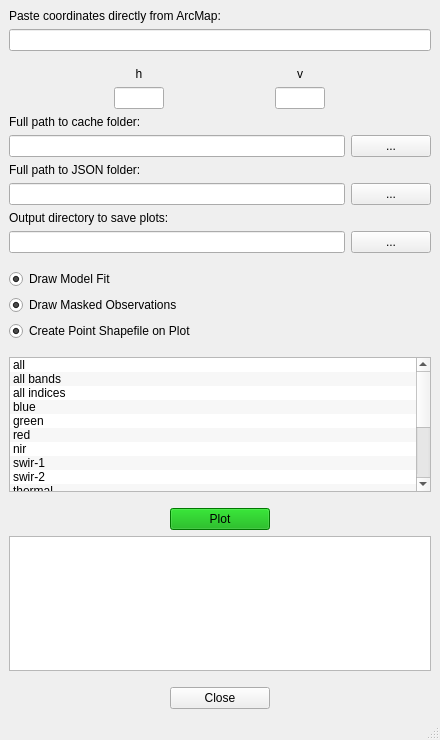
Qt form UI_MAIN.UI (repository-preservation/lcmap-tap) before a commit.
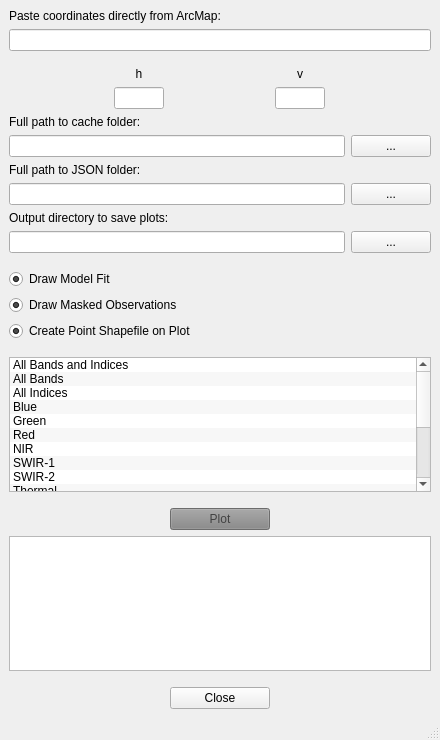
The same form after that commit.

```diff
--- a/UI_MAIN.UI
+++ b/UI_MAIN.UI
@@ -317,93 +317,96 @@
         </property>
         <item>
          <property name="text">
-          <string>all</string>
+          <string>All Bands and Indices</string>
          </property>
         </item>
         <item>
          <property name="text">
-          <string>all bands</string>
+          <string>All Bands</string>
          </property>
         </item>
         <item>
          <property name="text">
-          <string>all indices</string>
+          <string>All Indices</string>
          </property>
         </item>
         <item>
          <property name="text">
-          <string>blue</string>
+          <string>Blue</string>
          </property>
         </item>
         <item>
          <property name="text">
-          <string>green</string>
+          <string>Green</string>
          </property>
         </item>
         <item>
          <property name="text">
-          <string>red</string>
+          <string>Red</string>
          </property>
         </item>
         <item>
          <property name="text">
-          <string>nir</string>
+          <string>NIR</string>
          </property>
         </item>
         <item>
          <property name="text">
-          <string>swir-1</string>
+          <string>SWIR-1</string>
          </property>
         </item>
         <item>
          <property name="text">
-          <string>swir-2</string>
+          <string>SWIR-2</string>
          </property>
         </item>
         <item>
          <property name="text">
-          <string>thermal</string>
+          <string>Thermal</string>
          </property>
         </item>
         <item>
          <property name="text">
-          <string>ndvi</string>
+          <string>NDVI</string>
          </property>
         </item>
         <item>
          <property name="text">
-          <string>msavi</string>
+          <string>MSAVI</string>
          </property>
         </item>
         <item>
          <property name="text">
-          <string>evi</string>
+          <string>EVI</string>
          </property>
         </item>
         <item>
          <property name="text">
-          <string>savi</string>
+          <string>SAVI</string>
          </property>
         </item>
         <item>
          <property name="text">
-          <string>ndmi</string>
+          <string>NDMI</string>
          </property>
         </item>
         <item>
          <property name="text">
-          <string>nbr</string>
+          <string>NBR</string>
          </property>
         </item>
         <item>
          <property name="text">
-          <string>nbr-2</string>
+          <string>NBR-2</string>
          </property>
         </item>
        </widget>
       </item>
       <item row="19" column="0" alignment="Qt::AlignHCenter">
        <widget class="QPushButton" name="plotbutton">
+        <property name="enabled">
+         <bool>false</bool>
+        </property>
         <property name="sizePolicy">
          <sizepolicy hsizetype="Fixed" vsizetype="Fixed">
           <horstretch>0</horstretch>
@@ -437,45 +440,45 @@
            <colorrole role="Button">
             <brush brushstyle="SolidPattern">
              <color alpha="255">
-              <red>0</red>
-              <green>170</green>
-              <blue>0</blue>
+              <red>132</red>
+              <green>132</green>
+              <blue>132</blue>
              </color>
             </brush>
            </colorrole>
            <colorrole role="Light">
             <brush brushstyle="SolidPattern">
              <color alpha="255">
-              <red>0</red>
-              <green>255</green>
-              <blue>0</blue>
+              <red>198</red>
+              <green>198</green>
+              <blue>198</blue>
              </color>
             </brush>
            </colorrole>
            <colorrole role="Midlight">
             <brush brushstyle="SolidPattern">
              <color alpha="255">
-              <red>0</red>
-              <green>212</green>
-              <blue>0</blue>
+              <red>165</red>
+              <green>165</green>
+              <blue>165</blue>
              </color>
             </brush>
            </colorrole>
            <colorrole role="Dark">
             <brush brushstyle="SolidPattern">
              <color alpha="255">
-              <red>0</red>
-              <green>85</green>
-              <blue>0</blue>
+              <red>66</red>
+              <green>66</green>
+              <blue>66</blue>
              </color>
             </brush>
            </colorrole>
            <colorrole role="Mid">
             <brush brushstyle="SolidPattern">
              <color alpha="255">
-              <red>0</red>
-              <green>113</green>
-              <blue>0</blue>
+              <red>88</red>
+              <green>88</green>
+              <blue>88</blue>
              </color>
             </brush>
            </colorrole>
@@ -518,9 +521,9 @@
            <colorrole role="Window">
             <brush brushstyle="SolidPattern">
              <color alpha="255">
-              <red>0</red>
-              <green>170</green>
-              <blue>0</blue>
+              <red>132</red>
+              <green>132</green>
+              <blue>132</blue>
              </color>
             </brush>
            </colorrole>
@@ -536,9 +539,9 @@
            <colorrole role="AlternateBase">
             <brush brushstyle="SolidPattern">
              <color alpha="255">
-              <red>127</red>
-              <green>212</green>
-              <blue>127</blue>
+              <red>193</red>
+              <green>193</green>
+              <blue>193</blue>
              </color>
             </brush>
            </colorrole>
@@ -574,45 +577,45 @@
            <colorrole role="Button">
             <brush brushstyle="SolidPattern">
              <color alpha="255">
-              <red>0</red>
-              <green>170</green>
-              <blue>0</blue>
+              <red>132</red>
+              <green>132</green>
+              <blue>132</blue>
              </color>
             </brush>
            </colorrole>
            <colorrole role="Light">
             <brush brushstyle="SolidPattern">
              <color alpha="255">
-              <red>0</red>
-              <green>255</green>
-              <blue>0</blue>
+              <red>198</red>
+              <green>198</green>
+              <blue>198</blue>
              </color>
             </brush>
            </colorrole>
            <colorrole role="Midlight">
             <brush brushstyle="SolidPattern">
              <color alpha="255">
-              <red>0</red>
-              <green>212</green>
-              <blue>0</blue>
+              <red>165</red>
+              <green>165</green>
+              <blue>165</blue>
              </color>
             </brush>
            </colorrole>
            <colorrole role="Dark">
             <brush brushstyle="SolidPattern">
              <color alpha="255">
-              <red>0</red>
-              <green>85</green>
-              <blue>0</blue>
+              <red>66</red>
+              <green>66</green>
+              <blue>66</blue>
              </color>
             </brush>
            </colorrole>
            <colorrole role="Mid">
             <brush brushstyle="SolidPattern">
              <color alpha="255">
-              <red>0</red>
-              <green>113</green>
-              <blue>0</blue>
+              <red>88</red>
+              <green>88</green>
+              <blue>88</blue>
              </color>
             </brush>
            </colorrole>
@@ -655,9 +658,9 @@
            <colorrole role="Window">
             <brush brushstyle="SolidPattern">
              <color alpha="255">
-              <red>0</red>
-              <green>170</green>
-              <blue>0</blue>
+              <red>132</red>
+              <green>132</green>
+              <blue>132</blue>
              </color>
             </brush>
            </colorrole>
@@ -673,9 +676,9 @@
            <colorrole role="AlternateBase">
             <brush brushstyle="SolidPattern">
              <color alpha="255">
-              <red>127</red>
-              <green>212</green>
-              <blue>127</blue>
+              <red>193</red>
+              <green>193</green>
+              <blue>193</blue>
              </color>
             </brush>
            </colorrole>
@@ -702,63 +705,63 @@
            <colorrole role="WindowText">
             <brush brushstyle="SolidPattern">
              <color alpha="255">
-              <red>0</red>
-              <green>85</green>
-              <blue>0</blue>
+              <red>66</red>
+              <green>66</green>
+              <blue>66</blue>
              </color>
             </brush>
            </colorrole>
            <colorrole role="Button">
             <brush brushstyle="SolidPattern">
              <color alpha="255">
-              <red>0</red>
-              <green>170</green>
-              <blue>0</blue>
+              <red>132</red>
+              <green>132</green>
+              <blue>132</blue>
              </color>
             </brush>
            </colorrole>
            <colorrole role="Light">
             <brush brushstyle="SolidPattern">
              <color alpha="255">
-              <red>0</red>
-              <green>255</green>
-              <blue>0</blue>
+              <red>198</red>
+              <green>198</green>
+              <blue>198</blue>
              </color>
             </brush>
            </colorrole>
            <colorrole role="Midlight">
             <brush brushstyle="SolidPattern">
              <color alpha="255">
-              <red>0</red>
-              <green>212</green>
-              <blue>0</blue>
+              <red>165</red>
+              <green>165</green>
+              <blue>165</blue>
              </color>
             </brush>
            </colorrole>
            <colorrole role="Dark">
             <brush brushstyle="SolidPattern">
              <color alpha="255">
-              <red>0</red>
-              <green>85</green>
-              <blue>0</blue>
+              <red>66</red>
+              <green>66</green>
+              <blue>66</blue>
              </color>
             </brush>
            </colorrole>
            <colorrole role="Mid">
             <brush brushstyle="SolidPattern">
              <color alpha="255">
-              <red>0</red>
-              <green>113</green>
-              <blue>0</blue>
+              <red>88</red>
+              <green>88</green>
+              <blue>88</blue>
              </color>
             </brush>
            </colorrole>
            <colorrole role="Text">
             <brush brushstyle="SolidPattern">
              <color alpha="255">
-              <red>0</red>
-              <green>85</green>
-              <blue>0</blue>
+              <red>66</red>
+              <green>66</green>
+              <blue>66</blue>
              </color>
             </brush>
            </colorrole>
@@ -774,27 +777,27 @@
            <colorrole role="ButtonText">
             <brush brushstyle="SolidPattern">
              <color alpha="255">
-              <red>0</red>
-              <green>85</green>
-              <blue>0</blue>
+              <red>66</red>
+              <green>66</green>
+              <blue>66</blue>
              </color>
             </brush>
            </colorrole>
            <colorrole role="Base">
             <brush brushstyle="SolidPattern">
              <color alpha="255">
-              <red>0</red>
-              <green>170</green>
-              <blue>0</blue>
+              <red>132</red>
+              <green>132</green>
+              <blue>132</blue>
              </color>
             </brush>
            </colorrole>
            <colorrole role="Window">
             <brush brushstyle="SolidPattern">
              <color alpha="255">
-              <red>0</red>
-              <green>170</green>
-              <blue>0</blue>
+              <red>132</red>
+              <green>132</green>
+              <blue>132</blue>
              </color>
             </brush>
            </colorrole>
@@ -810,9 +813,9 @@
            <colorrole role="AlternateBase">
             <brush brushstyle="SolidPattern">
              <color alpha="255">
-              <red>0</red>
-              <green>170</green>
-              <blue>0</blue>
+              <red>132</red>
+              <green>132</green>
+              <blue>132</blue>
              </color>
             </brush>
            </colorrole>
```
